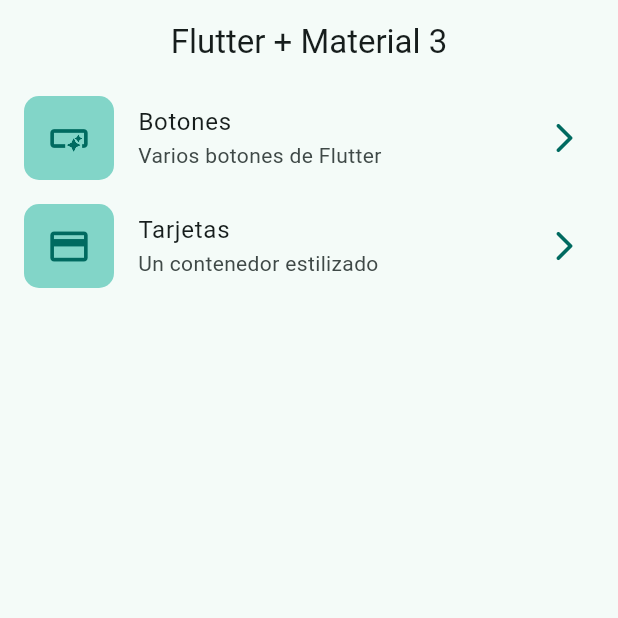
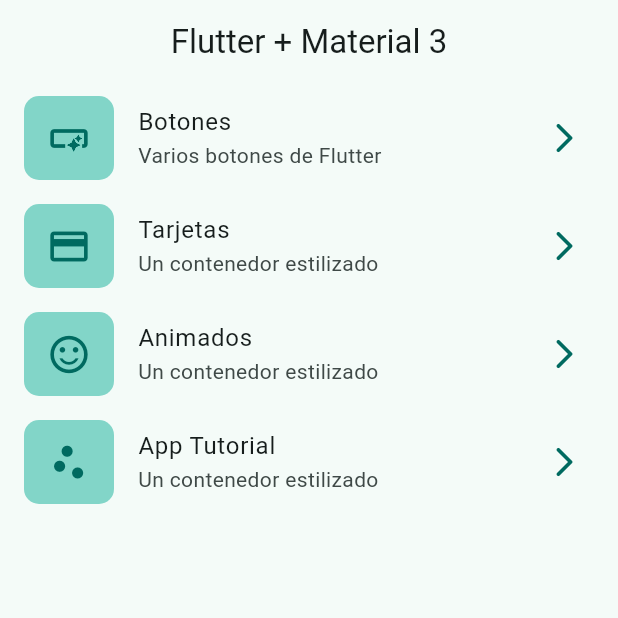
Before and after one commit to quiquereds/cursoFlutter, a Flutter app: the screen it shows after launch, on a phone screen of 412 x 824 dp, the top half of it. Run offline on Flutter 3.47's test engine with Material 3 defaults, Android fonts, the phone set to English and light mode, and no system bars; our stand-ins replace animate_do, dio, go_router, video_player.

Commit message:
refactor: :construction: archivo de barril y screens añadidos de clase 131/465

```diff
--- a/widgets_app/lib/config/menu/menu_items.dart
+++ b/widgets_app/lib/config/menu/menu_items.dart
@@ -32,4 +32,16 @@ const List<MenuItem> appMenuItem = [
     link: '/cards',
     icon: Icons.credit_card,
   ),
+  MenuItem(
+    title: 'Animados',
+    subtitle: 'Un contenedor estilizado',
+    link: '/animated',
+    icon: Icons.sentiment_satisfied_outlined,
+  ),
+  MenuItem(
+    title: 'App Tutorial',
+    subtitle: 'Un contenedor estilizado',
+    link: '/app_tutorial',
+    icon: Icons.scatter_plot_sharp,
+  ),
 ];
--- a/widgets_app/lib/config/router/app_router.dart
+++ b/widgets_app/lib/config/router/app_router.dart
@@ -25,5 +25,35 @@ final appRouter = GoRouter(
       name: ButtonsScreen.name,
       builder: (context, state) => const ButtonsScreen(),
     ),
+    GoRoute(
+      path: '/animated',
+      name: AnimatedScreen.name,
+      builder: (context, state) => const AnimatedScreen(),
+    ),
+    GoRoute(
+      path: '/app_tutorial',
+      name: AppTutorialScreen.name,
+      builder: (context, state) => const AppTutorialScreen(),
+    ),
+    GoRoute(
+      path: '/infinite_scroll',
+      name: InfiniteScrollScreen.name,
+      builder: (context, state) => const InfiniteScrollScreen(),
+    ),
+    GoRoute(
+      path: '/progress',
+      name: ProgressScreen.name,
+      builder: (context, state) => const ProgressScreen(),
+    ),
+    GoRoute(
+      path: '/snackbars',
+      name: SnackbarScreen.name,
+      builder: (context, state) => const SnackbarScreen(),
+    ),
+    GoRoute(
+      path: '/ui_controls',
+      name: UIControlsScreen.name,
+      builder: (context, state) => const UIControlsScreen(),
+    ),
   ],
 );
--- a/widgets_app/lib/presentation/screens/screens.dart
+++ b/widgets_app/lib/presentation/screens/screens.dart
@@ -1,6 +1,12 @@
 // Archivo de barril (encargado de exportar todos los screens) se
 // recomienda su uso para evitar ocupar demasiadas lineas de importaciones
 
+export 'package:widgets_app/presentation/screens/animated/animated_screen.dart';
+export 'package:widgets_app/presentation/screens/app_tutorial/app_tutorial_screen.dart';
+export 'package:widgets_app/presentation/screens/infinite_scroll/infinite_scroll_screen.dart';
+export 'package:widgets_app/presentation/screens/progress/progress_screen.dart';
+export 'package:widgets_app/presentation/screens/snackbar/snackbar_screen.dart';
+export 'package:widgets_app/presentation/screens/ui_controls/ui_controls_screen.dart';
 export 'package:widgets_app/presentation/screens/buttons/buttons_screen.dart';
 export 'package:widgets_app/presentation/screens/cards/cards_screen.dart';
 export 'package:widgets_app/presentation/screens/home/home_screen.dart';
```
Also changed, not shown: widgets_app/lib/presentation/screens/animated/animated_screen.dart (added, +12 -0 lines), widgets_app/lib/presentation/screens/app_tutorial/app_tutorial_screen.dart (added, +12 -0 lines), widgets_app/lib/presentation/screens/infinite_scroll/infinite_scroll_screen.dart (added, +12 -0 lines), widgets_app/lib/presentation/screens/progress/progress_screen.dart (added, +12 -0 lines), widgets_app/lib/presentation/screens/snackbar/snackbar_screen.dart (added, +12 -0 lines), widgets_app/lib/presentation/screens/ui_controls/ui_controls_screen.dart (added, +12 -0 lines).
